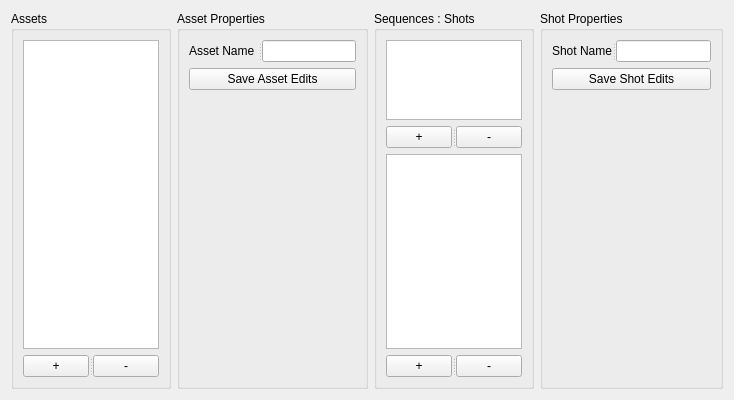
Old version of the form ui/projectManager_main.ui in the repository all-in-one-of/Eve.
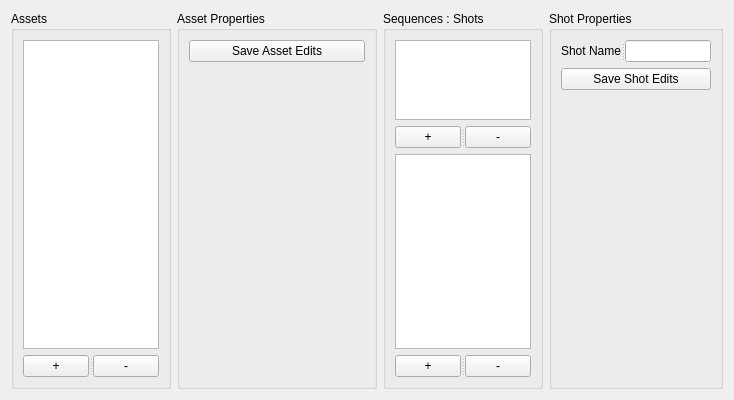
New version of the form.

```diff
--- a/ui/projectManager_main.ui
+++ b/ui/projectManager_main.ui
@@ -54,22 +54,18 @@
    </item>
    <item>
     <widget class="QGroupBox" name="box_propAsset">
+     <property name="minimumSize">
+      <size>
+       <width>200</width>
+       <height>0</height>
+      </size>
+     </property>
      <property name="title">
       <string>Asset Properties</string>
      </property>
      <layout class="QVBoxLayout" name="verticalLayout_3">
       <item>
-       <widget class="QSplitter" name="splitter_4">
-        <property name="orientation">
-         <enum>Qt::Horizontal</enum>
-        </property>
-        <widget class="QLabel" name="label">
-         <property name="text">
-          <string>Asset Name </string>
-         </property>
-        </widget>
-        <widget class="QLineEdit" name="lin_assetName"/>
-       </widget>
+       <layout class="QVBoxLayout" name="assetLayout"/>
       </item>
       <item>
        <widget class="QPushButton" name="btn_saveAsset">
```
Left out of the diff: 6 changed lines with no effect on the pictures.
